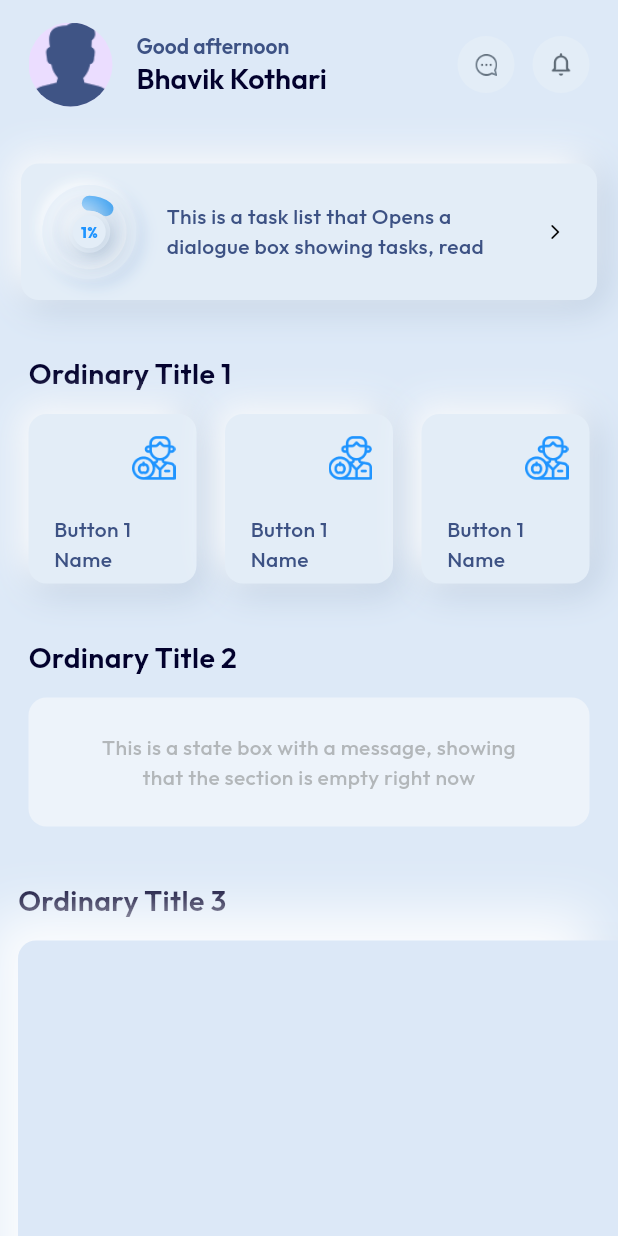
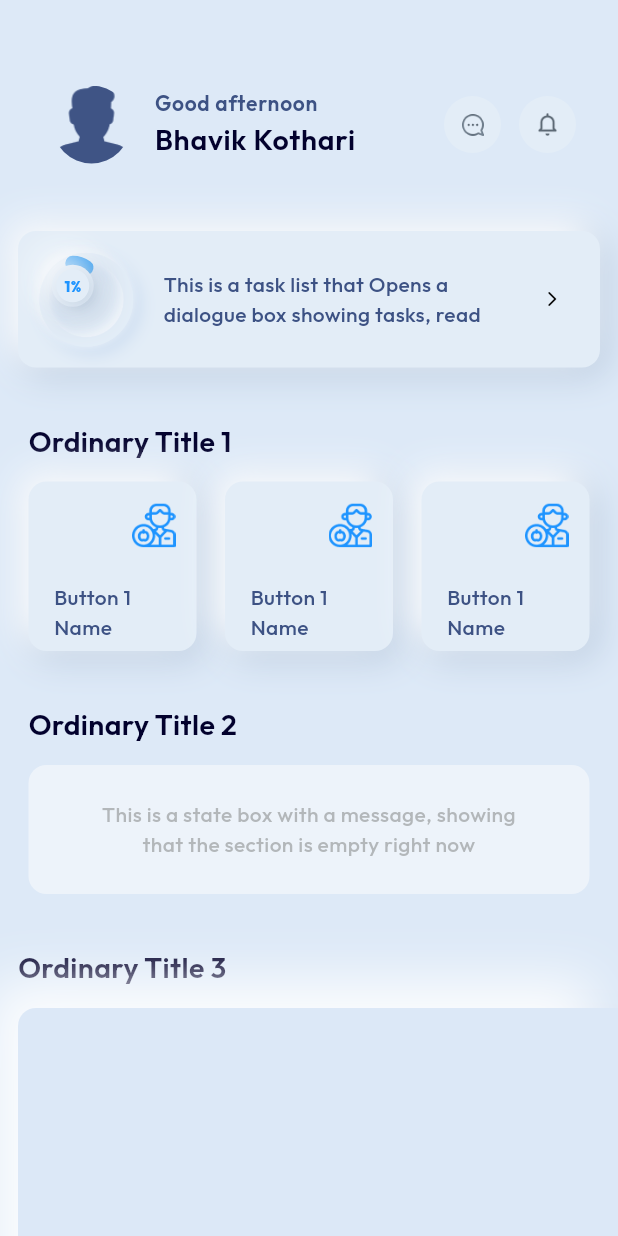
Before and after one commit to Bhavikk01/flutter_task, a Flutter app: the screen it shows after launch, on a phone screen of 412 x 824 dp. Run offline on Flutter 3.47's test engine with Material 3 defaults, Android fonts, the light colour scheme and no system bars; drawn by our look-alikes of percent_indicator; our stand-ins replace cloud_firestore, dropdown_button2, firebase_core, get, google_fonts; accounts and stored records are empty.

Commit message:
completed task

```diff
--- a/lib/app/screens/home_screen/home_screen.dart
+++ b/lib/app/screens/home_screen/home_screen.dart
@@ -18,6 +18,7 @@ class HomeScreen extends GetView<HomeScreenController> {
   @override
   Widget build(BuildContext context) {
     return Scaffold(
+      backgroundColor: ColorsUtil.backgroundColor,
       body: Container(
         color: ColorsUtil.backgroundColor,
         child: SingleChildScrollView(
@@ -27,14 +28,13 @@ class HomeScreen extends GetView<HomeScreenController> {
               Padding(
                 padding: scale.getPadding(
                   left: 16,
-                  right: 16,
-                  top: 13,
+                  top: 43,
                   bottom: 33,
                 ),
-                child: AppBar(
-                  backgroundColor: ColorsUtil.backgroundColor,
+                child: ListTile(
                   leading: CircleAvatar(
                     radius: scale.getScaledFont(22),
+                    backgroundColor: Colors.transparent,
                     backgroundImage: const AssetImage(
                       'assets/profile.png',
                     ),
@@ -60,7 +60,10 @@ class HomeScreen extends GetView<HomeScreenController> {
                       )
                     ],
                   ),
-                  actions: [
+                  trailing: SizedBox(
+                    width: scale.getScaledWidth(80),
+                    child: Row(
+                      children: [
                         CircleAvatar(
                           radius: scale.getScaledFont(16),
                           backgroundColor: ColorsUtil.backgroundShadowColor,
@@ -89,6 +92,8 @@ class HomeScreen extends GetView<HomeScreenController> {
                           ),
                         )
                       ],
+                    ),
+                  ),
                 ),
               ),
               GestureDetector(
@@ -235,7 +240,7 @@ class HomeScreen extends GetView<HomeScreenController> {
                   });
                 },
                 child: Container(
-                  margin: scale.getMargin(horizontal: 12),
+                  margin: scale.getMargin(horizontal: 10),
                   decoration: BoxDecoration(
                     color: ColorsUtil.backgroundShadowColor,
                     borderRadius: BorderRadius.circular(12),
@@ -280,10 +285,10 @@ class HomeScreen extends GetView<HomeScreenController> {
                             ),
                           ),
                           Positioned(
-                            left: 21.5,
-                            top: 21.5,
+                            left: 16.5,
+                            top: 16.5,
                             child: CircularPercentIndicator(
-                              radius: 24,
+                              radius: 20,
                               progressColor: Colors.blue,
                               lineWidth: 10,
                               circularStrokeCap: CircularStrokeCap.round,
--- a/lib/app/screens/home_screen/widgets/article_task.dart
+++ b/lib/app/screens/home_screen/widgets/article_task.dart
@@ -177,7 +177,7 @@ class ArticleTask extends StatelessWidget {
                     top: 12,
                     bottom: 8
                   ),
-                  height: scale.getScaledHeight(20),
+                  height: scale.getScaledHeight(15),
                   child: ListView.builder(
                     scrollDirection: Axis.horizontal,
                     itemCount: article.tags?.length?? 0,
@@ -187,7 +187,7 @@ class ArticleTask extends StatelessWidget {
                           left: 5,
                           right: 12,
                           top: 2,
-                          bottom: 3,
+                          bottom: 2,
                         ),
                         margin: scale.getMargin(
                           right: 10,
```
Lines whose indentation alone changed are shown as unchanged.
